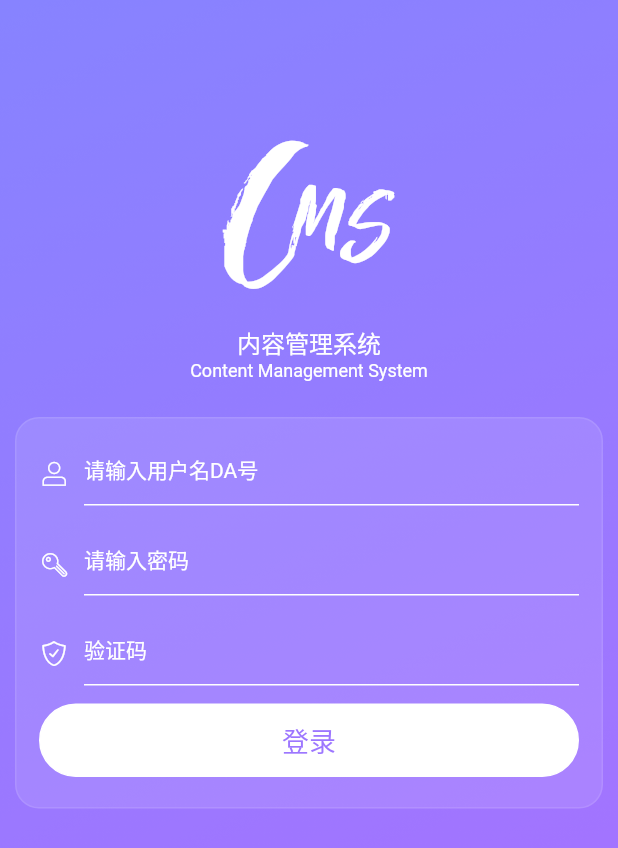
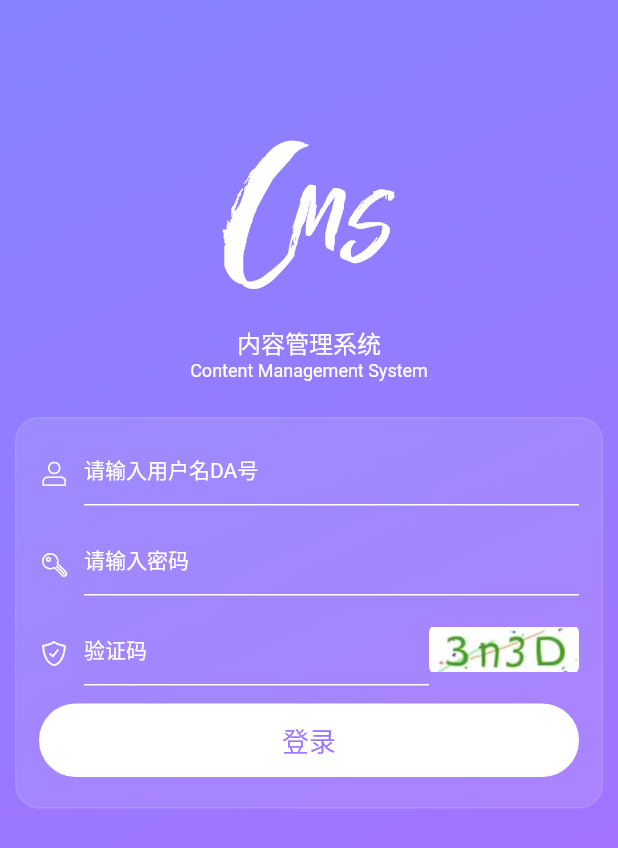
Before and after one commit to wangchenghaha/cms-client, a Flutter app: the screen it shows after launch, after a tap on "登陆", on a phone screen of 412 x 824 dp. Shown: the top 848 px of the screen. Run offline on Flutter 3.47's test engine with Material 2 defaults, Android fonts, the phone set to English and light mode, and no system bars; our stand-ins replace fluro; Roboto replaces fonts that are missing (PingFangSC-Medium).

Commit message:
底部Tab页

```diff
--- a/lib/application.dart
+++ b/lib/application.dart
@@ -3,6 +3,7 @@ import 'package:fluro/fluro.dart';
 import 'package:flutter/material.dart';
 import 'package:cms_client/router.dart';
 import 'package:cms_client/config/application.dart';
+import 'package:cms_client/config/theme.dart';
 
 
 
@@ -14,6 +15,7 @@ class MyApp extends StatelessWidget {
     Routes.configureRoutes(router);
     Application.router = router;
     final app = MaterialApp(
+      theme: appTheme,
       onGenerateRoute: Application.router.generator,
     );
     return app;
--- /dev/null
+++ b/lib/config/theme.dart
@@ -0,0 +1,33 @@
+import 'package:flutter/material.dart';
+
+final appTheme = ThemeData(
+  primarySwatch: createMaterialColor(const Color(0xFF8684FF)), // #8684FF 100%
+  textTheme: const TextTheme(
+    headline1: TextStyle(
+      fontFamily: 'PingFangSC-Medium',
+      fontWeight: FontWeight.w700,
+      fontSize: 24,
+      color: Colors.black,
+    ),
+  ),
+);
+
+MaterialColor createMaterialColor(Color color) {
+  List strengths = <double>[.05];
+  Map<int, Color> swatch = {};
+  final int r = color.red, g = color.green, b = color.blue;
+
+  for (int i = 1; i < 10; i++) {
+    strengths.add(0.1 * i);
+  }
+  for (var strength in strengths) {
+    final double ds = 0.5 - strength;
+    swatch[(strength * 1000).round()] = Color.fromRGBO(
+      r + ((ds < 0 ? r : (255 - r)) * ds).round(),
+      g + ((ds < 0 ? g : (255 - g)) * ds).round(),
+      b + ((ds < 0 ? b : (255 - b)) * ds).round(),
+      1,
+    );
+  }
+  return MaterialColor(color.value, swatch);
+}
--- a/lib/main.dart
+++ b/lib/main.dart
@@ -1,5 +1,5 @@
 import 'package:flutter/material.dart';
-import 'package:cms_client/application.dart';
+import './application.dart';
 
 void main() {
   runApp(const MyApp());
--- a/lib/pages/home/index.dart
+++ b/lib/pages/home/index.dart
@@ -1,17 +1,43 @@
+import 'package:flutter/material.dart';
+import 'package:cms_client/pages/home/tab_index/index.dart';
+import 'package:cms_client/pages/home/tab_profile/index.dart';
 
-import 'package:flutter/material.dart';
-import 'package:cms_client/widgets/page_content.dart';
+List<Widget> tabViewList = [
+  const TabIndex(),
+  const TabProfile(),
+];
+
+List<BottomNavigationBarItem> barItemList = [
+  const BottomNavigationBarItem(label: '首页', icon: Icon(Icons.home)),
+  const BottomNavigationBarItem(label: '我的', icon: Icon(Icons.account_circle)),
+];
 
 class HomePage extends StatefulWidget {
-  const HomePage({ Key? key }) : super(key: key);
+  const HomePage({Key? key}) : super(key: key);
 
   @override
   _HomePageState createState() => _HomePageState();
 }
 
 class _HomePageState extends State<HomePage> {
+  int _selectedIndex = 0;
+  void _onItemTapped(int index) {
+    setState(() {
+      _selectedIndex = index;
+    });
+  }
+
   @override
   Widget build(BuildContext context) {
-    return const PageContent(name: '首页');
+    return Scaffold(
+      body: tabViewList[_selectedIndex],
+      bottomNavigationBar: BottomNavigationBar(
+        type: BottomNavigationBarType.fixed,
+        items: barItemList,
+        currentIndex: _selectedIndex,
+        fixedColor: const Color.fromRGBO(157, 119, 255, 1),
+        onTap: _onItemTapped,
+      ),
+    );
   }
 }
--- /dev/null
+++ b/lib/pages/home/tab_index/index.dart
@@ -0,0 +1,17 @@
+
+import 'package:flutter/material.dart';
+import 'package:cms_client/widgets/page_content.dart';
+
+class TabIndex extends StatefulWidget {
+  const TabIndex({ Key? key }) : super(key: key);
+
+  @override
+  _TabIndexState createState() => _TabIndexState();
+}
+
+class _TabIndexState extends State<TabIndex> {
+  @override
+  Widget build(BuildContext context) {
+    return const PageContent(name: '首页');
+  }
+}
--- /dev/null
+++ b/lib/pages/home/tab_profile/index.dart
@@ -0,0 +1,20 @@
+
+import 'package:flutter/material.dart';
+import 'package:cms_client/widgets/page_content.dart';
+
+class TabProfile extends StatefulWidget {
+  const TabProfile({ Key? key }) : super(key: key);
+
+  @override
+  _TabProfileState createState() => _TabProfileState();
+}
+
+class _TabProfileState extends State<TabProfile> {
+  @override
+  Widget build(BuildContext context) {
+    return Scaffold(
+      appBar: AppBar(title: const Text('我的'),),
+      body: const Text('这是我的！'),
+    );
+  }
+}
--- a/lib/pages/login.dart
+++ b/lib/pages/login.dart
@@ -1,11 +1,8 @@
-
 import 'package:flutter/material.dart';
-import 'package:flutter/material.dart';
-
-
+import 'package:cms_client/router.dart';
 
 class LoginPage extends StatelessWidget {
-  const LoginPage({ Key? key }) : super(key: key);
+  const LoginPage({Key? key}) : super(key: key);
 
   @override
   Widget build(BuildContext context) {
@@ -30,44 +27,45 @@ class LoginPage extends StatelessWidget {
               Column(
                 mainAxisAlignment: MainAxisAlignment.center,
                 children: [
-                  const Icon(IconData(0xe707, fontFamily: 'Myfont'), color: Colors.white, size: 124),
+                  const Icon(IconData(0xe707, fontFamily: 'Myfont'),
+                      color: Colors.white, size: 124),
                   const SizedBox(
                     height: 12,
                   ),
                   const Text(
                     '内容管理系统',
-                    style: TextStyle(
-                        color: Colors.white,
-                        fontSize: 16
+                    style: TextStyle(color: Colors.white, fontSize: 16),
                   ),
-                  ),
-                  Text(
+                  const Text(
                     'Content Management System',
-                    style: TextStyle(
-                        color: Colors.white,
-                        fontSize: 12
-                    ),
+                    style: TextStyle(color: Colors.white, fontSize: 12),
                   ),
                   const SizedBox(
                     height: 24,
                   ),
                   Container(
                       decoration: BoxDecoration(
-                        border: Border.all(width: 1, color: Color.fromRGBO(255, 255, 255, 0.1)),
-                        borderRadius: const BorderRadius.all(Radius.circular(16)),
-                        color:  Color.fromRGBO(255, 255, 255, 0.1),
+                        border: Border.all(
+                            width: 1,
+                            color: const Color.fromRGBO(255, 255, 255, 0.1)),
+                        borderRadius:
+                            const BorderRadius.all(Radius.circular(16)),
+                        color: const Color.fromRGBO(255, 255, 255, 0.1),
                       ),
-                      padding: const EdgeInsets.fromLTRB(15, 10 , 15, 20),
+                      padding: const EdgeInsets.fromLTRB(15, 10, 15, 20),
                       child: Column(
                         children: [
                           Row(
                             children: [
                               Container(
                                 margin: const EdgeInsets.fromLTRB(0, 5, 10, 0),
-                                child: Icon(IconData(0xe706, fontFamily: 'Myfont'), color: Colors.white, size: 20),
+                                child: Icon(
+                                    IconData(0xe706, fontFamily: 'Myfont'),
+                                    color: Colors.white,
+                                    size: 20),
                               ),
-                              Expanded(child:
-                              TextFormField(
+                              Expanded(
+                                  child: TextFormField(
                                 style: TextStyle(
                                   fontSize: 14,
                                 ),
@@ -93,12 +91,14 @@ class LoginPage extends StatelessWidget {
                             children: [
                               Container(
                                 margin: const EdgeInsets.fromLTRB(0, 5, 10, 0),
-                                child: Icon(IconData(0xe704, fontFamily: 'Myfont'), color: Colors.white, size: 20),
+                                child: const Icon(
+                                    IconData(0xe704, fontFamily: 'Myfont'),
+                                    color: Colors.white,
+                                    size: 20),
                               ),
                               Expanded(
-                                  child:
-                                  TextFormField(
-                                    style: TextStyle(
+                                  child: TextFormField(
+                                style: const TextStyle(
                                   fontSize: 14,
                                 ),
                                 decoration: const InputDecoration(
@@ -123,12 +123,14 @@ class LoginPage extends StatelessWidget {
                             children: [
                               Container(
                                 margin: const EdgeInsets.fromLTRB(0, 5, 10, 0),
-                                child: Icon(IconData(0xe705, fontFamily: 'Myfont'), color: Colors.white, size: 20),
+                                child: const Icon(
+                                    IconData(0xe705, fontFamily: 'Myfont'),
+                                    color: Colors.white,
+                                    size: 20),
                               ),
                               Expanded(
-                                  child:
-                                  TextFormField(
-                                    style: TextStyle(
+                                  child: TextFormField(
+                                style: const TextStyle(
                                   fontSize: 14,
                                 ),
                                 decoration: const InputDecoration(
@@ -144,16 +146,16 @@ class LoginPage extends StatelessWidget {
                                 ),
                                 obscureText: false,
                               )),
-                              // Container(
-                              //     width: 100,
-                              //     height: 30,
-                              //     decoration: BoxDecoration(
-                              //       image: DecorationImage(
-                              //         image: AssetImage("assets/images/valideCode.png"),
-                              //         fit: BoxFit.cover,
-                              //       ),
-                              //     )
-                              // ),
+                              Container(
+                                  width: 100,
+                                  height: 30,
+                                  decoration: BoxDecoration(
+                                    image: DecorationImage(
+                                      image: AssetImage(
+                                          "assets/images/valideCode.png"),
+                                      fit: BoxFit.cover,
+                                    ),
+                                  )),
                             ],
                           ),
                           const SizedBox(
@@ -162,9 +164,12 @@ class LoginPage extends StatelessWidget {
                           GestureDetector(
                             child: Container(
                                 decoration: BoxDecoration(
-                                  border: Border.all(width: 1, color: Color.fromRGBO(255, 255, 255, 1)),
-                                  borderRadius: const BorderRadius.all(Radius.circular(30)),
-                                  color:  Color.fromRGBO(255, 255, 255, 1),
+                                  border: Border.all(
+                                      width: 1,
+                                      color: Color.fromRGBO(255, 255, 255, 1)),
+                                  borderRadius: const BorderRadius.all(
+                                      Radius.circular(30)),
+                                  color: Color.fromRGBO(255, 255, 255, 1),
                                 ),
                                 padding: const EdgeInsets.all(10),
                                 child: Column(
@@ -176,27 +181,28 @@ class LoginPage extends StatelessWidget {
                                             '登录',
                                             textAlign: TextAlign.center,
                                             style: TextStyle(
-                                                color: Color.fromRGBO(157, 119, 255, 1), // rgba(157, 119, 255, 1)
+                                                color: Color.fromRGBO(
+                                                    157,
+                                                    119,
+                                                    255,
+                                                    1), // rgba(157, 119, 255, 1)
                                                 fontSize: 18,
-                                                fontFamily: 'PingFangSC-Medium'
-                                            ),
+                                                fontFamily:
+                                                    'PingFangSC-Medium'),
                                           ),
                                         )
                                       ],
                                     ),
                                   ],
-                                )
-                            ),
+                                )),
                             onTap: () {
-                              Navigator.pushReplacementNamed(context, '/catalog');
+                              Navigator.pushNamed(context, Routes.home);
                             },
                           )
                         ],
-                      )
-                  ),
+                      )),
                 ],
               )
-
             ],
           ),
         ),
--- a/pubspec.yaml
+++ b/pubspec.yaml
@@ -66,4 +66,4 @@ flutter:
   assets:
     - assets/images/Rectangle.png
     - assets/images/loadbg.png
-    # - assets/images/valideCode.png
+    - assets/images/valideCode.png
```
Also changed, not shown: 1 other file. Lines whose indentation alone changed are shown as unchanged.
